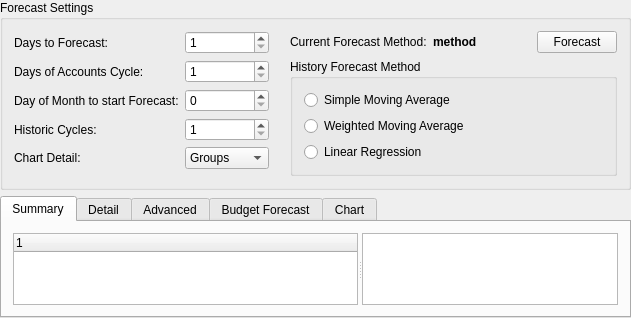
This is kmymoney/views/kforecastviewdecl.ui in KDE/kmymoney as Qt 5 draws it before an edit. The edited form follows.
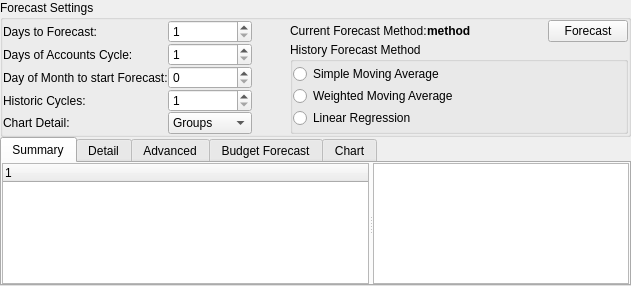
This is the edited form. Custom widgets are drawn as their Qt base class.

Commit message: Improve the appearence of the forecast view.

Diff of the .ui file:
```diff
--- a/kmymoney/views/kforecastviewdecl.ui
+++ b/kmymoney/views/kforecastviewdecl.ui
@@ -445,7 +445,7 @@
    </item>
   </layout>
  </widget>
- <layoutdefault spacing="6" margin="11"/>
+ <layoutdefault spacing="0" margin="0"/>
  <customwidgets>
   <customwidget>
    <class>KPushButton</class>
```
The commit also changes 1 other file.
